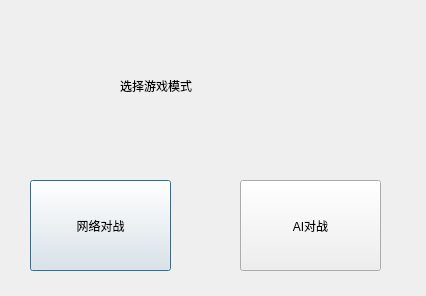
Above: Gomoku/startGame.ui from Mango-HaiK/Gomuku before the change. Below: the same form after it.
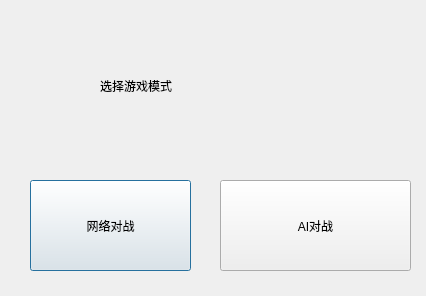
That is the form after the change.

What changed in the file:
```diff
--- a/Gomoku/startGame.ui
+++ b/Gomoku/startGame.ui
@@ -21,7 +21,7 @@
     <rect>
      <x>30</x>
      <y>180</y>
-     <width>141</width>
+     <width>161</width>
      <height>91</height>
     </rect>
    </property>
@@ -35,9 +35,9 @@
   <widget class="QPushButton" name="btn_PVE">
    <property name="geometry">
     <rect>
-     <x>240</x>
+     <x>220</x>
      <y>180</y>
-     <width>141</width>
+     <width>191</width>
      <height>91</height>
     </rect>
    </property>
@@ -51,9 +51,9 @@
   <widget class="QLabel" name="label">
    <property name="geometry">
     <rect>
-     <x>120</x>
+     <x>100</x>
      <y>40</y>
-     <width>171</width>
+     <width>231</width>
      <height>91</height>
     </rect>
    </property>
```
Left out of the diff: 2 changed lines with no effect on the pictures.
